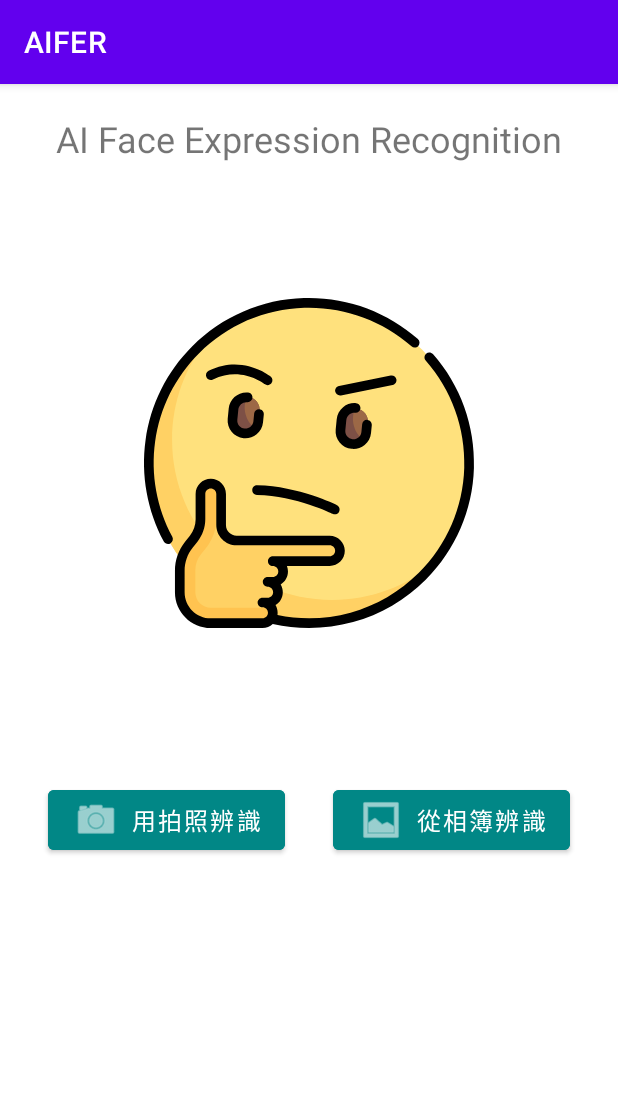
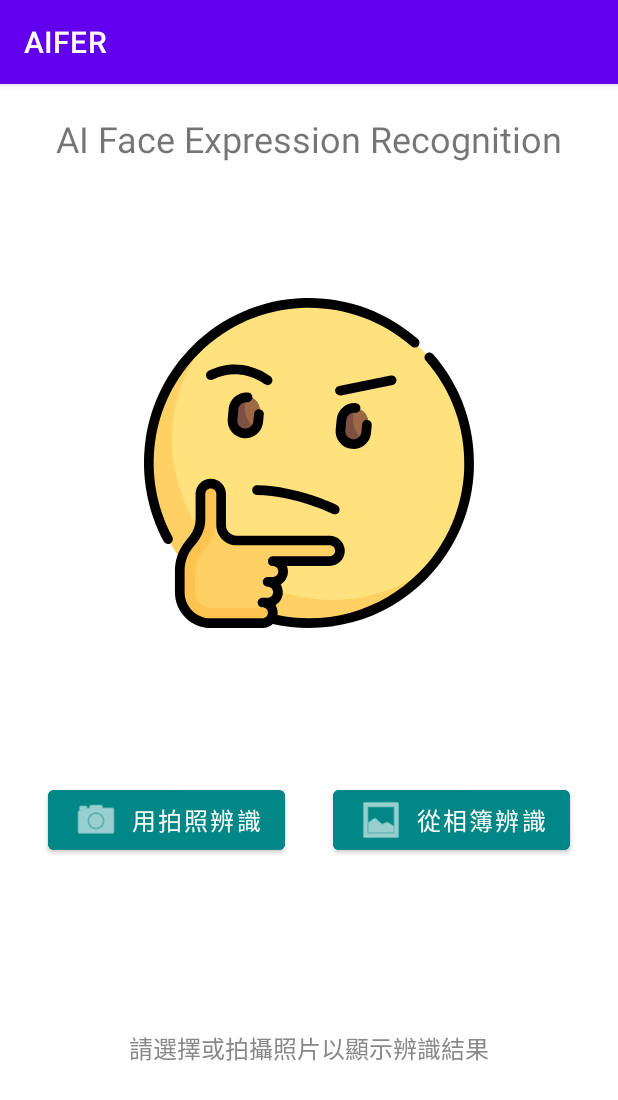
Before and after one commit to jason022085/AIFER, an Android app: the screen it shows after launch (MainActivity), on a phone screen of 412 x 824 dp. Shown: the top 1100 px of the screen. Run offline under Robolectric (Android 15) with nearby library versions, the phone set to English and light mode, and no system bars; libraries missing offline, so code that uses them is left out: org.tensorflow.lite.

Commit message:
🎨 Palette: Add EmptyView guidance for ListView
    Add an EmptyView to the initial recognition results list so that users
    aren't presented with a blank space before uploading or capturing a photo.

Co-authored-by: jason022085 <49050970+jason022085@users.noreply.github.com>

```diff
--- a/AndroidStudioProject/app/src/main/java/com/example/aifer/MainActivity.kt
+++ b/AndroidStudioProject/app/src/main/java/com/example/aifer/MainActivity.kt
@@ -27,6 +27,10 @@ class MainActivity : AppCompatActivity() {
     override fun onCreate(savedInstanceState: Bundle?) {
         super.onCreate(savedInstanceState)
         setContentView(R.layout.activity_main)
+
+        // Set empty view for the list view to improve UX when there's no data
+        findViewById<ListView>(R.id.listView).emptyView = findViewById<TextView>(R.id.tv_empty_list)
+
         findViewById<Button>(R.id.btn_photo).setOnClickListener {
             //建立一個要進行影像獲取的 Intent 物件
 
--- a/AndroidStudioProject/app/src/main/res/layout/activity_main.xml
+++ b/AndroidStudioProject/app/src/main/res/layout/activity_main.xml
@@ -66,4 +66,17 @@
         android:visibility="visible"
         app:layout_constraintBottom_toBottomOf="parent"
         app:layout_constraintTop_toBottomOf="@+id/btn_photo" />
+
+    <TextView
+        android:id="@+id/tv_empty_list"
+        android:layout_width="wrap_content"
+        android:layout_height="wrap_content"
+        android:text="請選擇或拍攝照片以顯示辨識結果"
+        android:textSize="16sp"
+        android:textColor="#888888"
+        android:visibility="gone"
+        app:layout_constraintBottom_toBottomOf="parent"
+        app:layout_constraintEnd_toEndOf="parent"
+        app:layout_constraintStart_toStartOf="parent"
+        app:layout_constraintTop_toBottomOf="@+id/btn_photo" />
 </androidx.constraintlayout.widget.ConstraintLayout>
```
Also changed, not shown: 1 other file.
